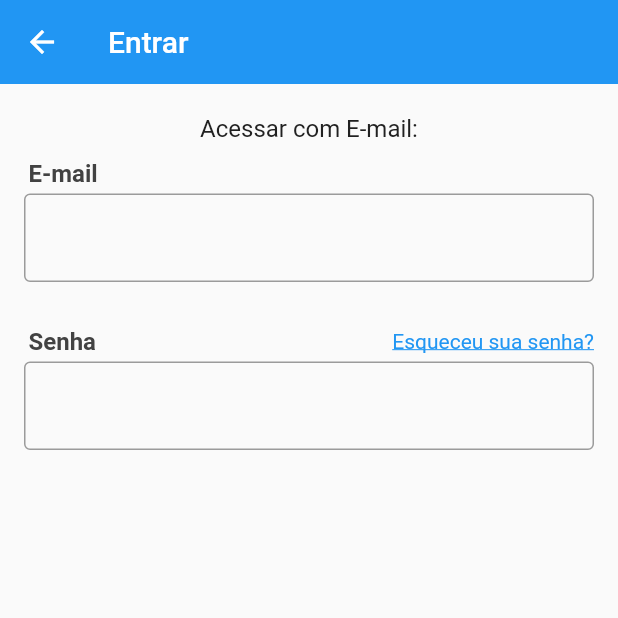
After one commit to paulocagol/xlo, a Flutter app: the LoginScreen screen opened directly, on a phone screen of 412 x 824 dp, the top half of it. The commit adds this screen. Run offline on Flutter 3.47's test engine with Material 2 defaults, Android fonts, the phone set to English and light mode, and no system bars; our stand-ins replace rxdart.

Commit message:
🚧 PROGRESS: Login Screen, Filter Screen

```diff
--- /dev/null
+++ b/lib/screens/login/login_screen.dart
@@ -0,0 +1,99 @@
+import 'package:flutter/material.dart';
+
+class LoginScreen extends StatefulWidget {
+  @override
+  _LoginScreenState createState() => _LoginScreenState();
+}
+
+class _LoginScreenState extends State<LoginScreen> {
+  @override
+  Widget build(BuildContext context) {
+    return Scaffold(
+      appBar: AppBar(
+        elevation: 0,
+        title: const Text('Entrar'),
+      ),
+      body: SingleChildScrollView(
+        child: Padding(
+          padding: const EdgeInsets.symmetric(horizontal: 16),
+          child: Column(
+            crossAxisAlignment: CrossAxisAlignment.stretch,
+            children: [
+              Padding(
+                padding: const EdgeInsetsDirectional.only(top: 20, bottom: 11),
+                child: Text(
+                  'Acessar com E-mail:',
+                  textAlign: TextAlign.center,
+                  style: TextStyle(
+                    fontSize: 16,
+                    color: Colors.grey[900],
+                  ),
+                ),
+              ),
+              Padding(
+                padding: const EdgeInsets.only(left: 3, bottom: 4),
+                child: Text(
+                  'E-mail',
+                  style: TextStyle(
+                    color: Colors.grey[800],
+                    fontSize: 16,
+                    fontWeight: FontWeight.w700,
+                  ),
+                ),
+              ),
+              StreamBuilder(
+                builder: (context, snapshot) {
+                  return TextField(
+                    keyboardType: TextInputType.emailAddress,
+                    autocorrect: false,
+                    decoration: InputDecoration(
+                      border: const OutlineInputBorder(),
+                    ),
+                  );
+                },
+              ),
+              Padding(
+                padding: const EdgeInsets.only(left: 3, bottom: 4, top: 30),
+                child: Row(
+                  children: [
+                    Expanded(
+                      child: Text(
+                        'Senha',
+                        style: TextStyle(
+                          color: Colors.grey[800],
+                          fontSize: 16,
+                          fontWeight: FontWeight.w700,
+                        ),
+                      ),
+                    ),
+                    GestureDetector(
+                      child: Text(
+                        'Esqueceu sua senha?',
+                        style: TextStyle(
+                          decoration: TextDecoration.underline,
+                          color: Colors.blue,
+                        ),
+                      ),
+                      onTap: () {},
+                    ),
+                  ],
+                ),
+              ),
+              StreamBuilder(
+                builder: (context, snapshot) {
+                  return TextField(
+                    autocorrect: false,
+                    obscureText: true,
+                    decoration: InputDecoration(
+                      border: const OutlineInputBorder(),
+                    ),
+                  );
+                },
+              ),
+            ],
+          ),
+        ),
+      ),
+    );
+  }
+}
```
Also changed, not shown: lib/common/custom_drawer/widgets/custom_header.dart (+14 -2 lines), lib/models/filter.dart (+16 -1 lines), lib/screens/filter/filter_screen.dart (+34 -13 lines), lib/screens/filter/widgets/price_range_field.dart (+26 -17 lines).
